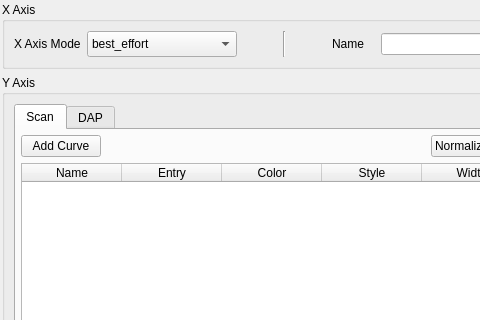
The window that bec_widgets/widgets/waveform/waveform_toolbar/curve_dialog/curve_dialog.ui (bec-project/bec_widgets) describes before a commit, drawn with Qt 5; both pictures show x 0 to 480 and y 0 to 320 of the 720 by 806 pixel window.
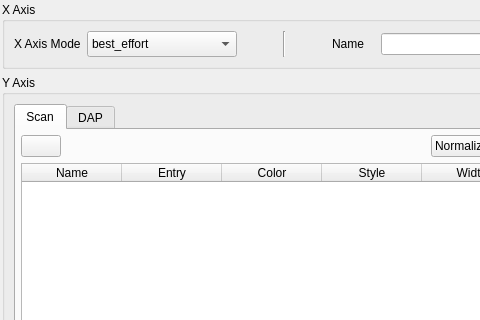
The same window after the commit. Custom widgets are drawn as their Qt base class.

```diff
--- a/bec_widgets/widgets/waveform/waveform_toolbar/curve_dialog/curve_dialog.ui
+++ b/bec_widgets/widgets/waveform/waveform_toolbar/curve_dialog/curve_dialog.ui
@@ -172,7 +172,7 @@
           <item row="0" column="0">
            <widget class="QPushButton" name="add_curve">
             <property name="text">
-             <string>Add Curve</string>
+                <string/>
             </property>
            </widget>
           </item>
```
Left out of the diff: 5 changed lines with no effect on the pictures.
